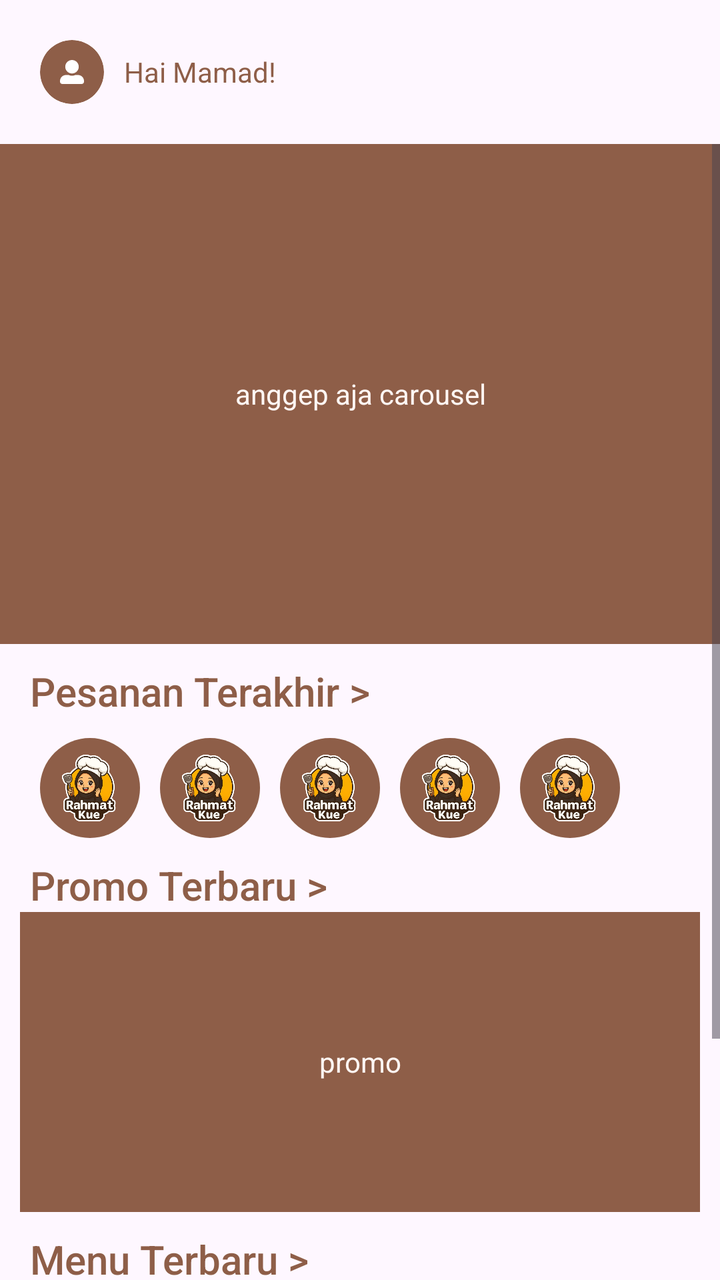
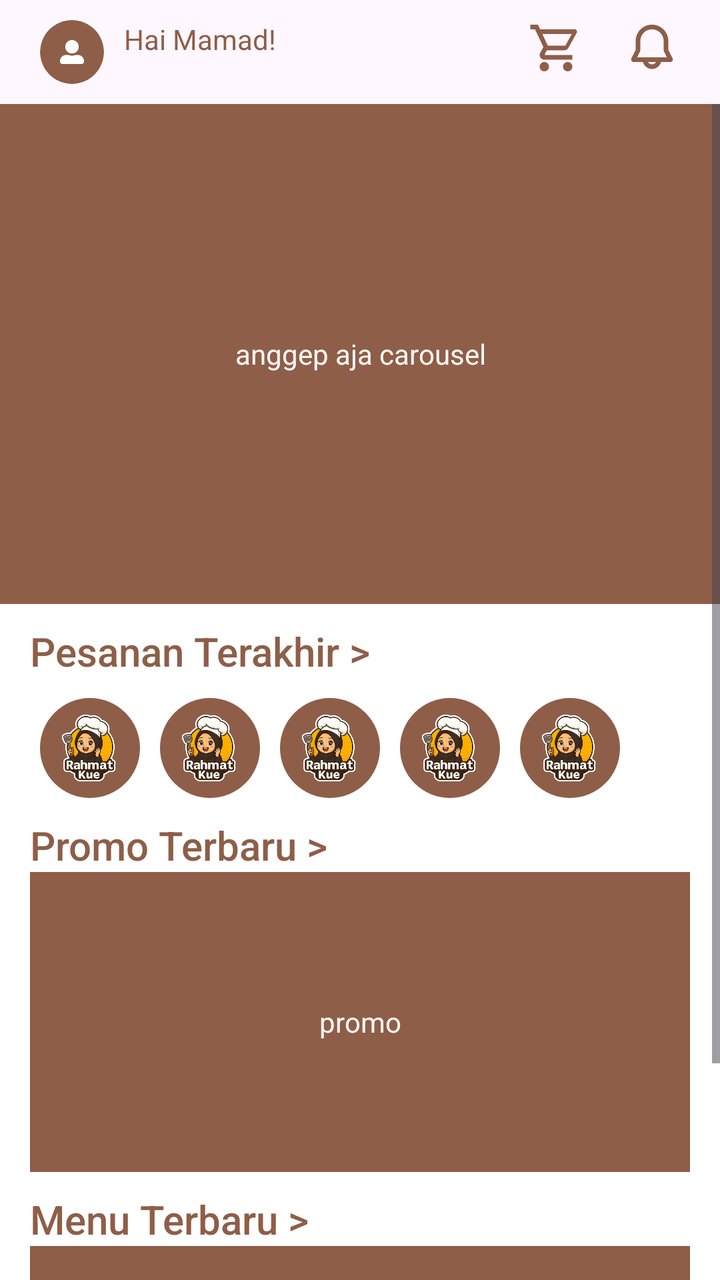

Compare the two renders of this Android layout. The source of the first and the diff that turns it into the second are given below.
<!-- AndroidManifest.xml: application theme Theme.RahmatBakery -->
<!-- res/layout/fragment_beranda.xml -->
<?xml version="1.0" encoding="utf-8"?>
<LinearLayout xmlns:android="http://schemas.android.com/apk/res/android"
    xmlns:tools="http://schemas.android.com/tools"
    android:layout_width="match_parent"
    android:layout_height="match_parent"
    xmlns:app="http://schemas.android.com/apk/res-auto"
    tools:context=".BerandaFragment"
    android:orientation="vertical">


    
    <LinearLayout
        android:layout_width="match_parent"
        android:layout_height="wrap_content"
        android:orientation="horizontal"
        android:gravity="center_vertical"
        android:padding="20dp"
        >

    <ImageView
        android:layout_width="32dp"
        android:layout_height="32dp"
        android:src="@drawable/profil"
        android:padding="10dp"
        android:background="@drawable/circle_background"
        android:clipToOutline="true"
        android:layout_marginRight="10dp"
        />

    <TextView
        android:layout_width="wrap_content"
        android:layout_height="wrap_content"
        android:text="Hai Mamad!"
        android:textColor="@color/primary"
        style="@style/TextAppearance.Material3.HeadlineSmall.Emphasized"
        />

    </LinearLayout>


    <ScrollView
        android:layout_width="match_parent"
        android:layout_height="wrap_content">
        <LinearLayout
            android:layout_width="match_parent"
            android:layout_height="wrap_content"
            android:orientation="vertical">
    <LinearLayout
        android:layout_width="match_parent"
        android:layout_height="250dp"
        android:orientation="vertical"
        android:gravity="center_horizontal"
        >
        <TextView
            android:gravity="center"
            android:background="@color/primary"
            android:layout_width="match_parent"
            android:layout_height="250dp"
            android:text="anggep aja carousel"
            android:textAlignment="center"
            android:textColor="@color/background"
        />
    </LinearLayout>



    <TextView
    android:layout_width="wrap_content"
    android:layout_height="wrap_content"
    android:text="Pesanan Terakhir > "
    android:textColor="@color/primary"
    style="@style/TextAppearance.AppCompat.Title"
    android:layout_marginTop="10dp"
    android:layout_marginHorizontal="15dp"
    />

    <LinearLayout
        android:layout_width="match_parent"
        android:layout_height="wrap_content"
        android:orientation="horizontal"
        android:paddingHorizontal="20dp"
        android:layout_marginTop="10dp"
    >

        <ImageView
            android:layout_width="50dp"
            android:layout_height="50dp"
            android:background="@drawable/circle_background"
            android:src="@drawable/logo"
            android:layout_marginRight="10dp"
        />
        <ImageView
            android:layout_width="50dp"
            android:layout_height="50dp"
            android:background="@drawable/circle_background"
            android:src="@drawable/logo"
            android:layout_marginRight="10dp"
        />
        <ImageView
            android:layout_width="50dp"
            android:layout_height="50dp"
            android:background="@drawable/circle_background"
            android:src="@drawable/logo"
            android:layout_marginRight="10dp"
        />
        <ImageView
            android:layout_width="50dp"
            android:layout_height="50dp"
            android:background="@drawable/circle_background"
            android:src="@drawable/logo"
            android:layout_marginRight="10dp"
        />
        <ImageView
            android:layout_width="50dp"
            android:layout_height="50dp"
            android:background="@drawable/circle_background"
            android:src="@drawable/logo"
            android:layout_marginRight="10dp"
        />

    </LinearLayout>

    <TextView
        android:layout_width="wrap_content"
        android:layout_height="wrap_content"
        android:text="Promo Terbaru > "
        android:textColor="@color/primary"
        style="@style/TextAppearance.AppCompat.Title"
        android:layout_marginTop="10dp"
        android:layout_marginHorizontal="15dp"
    />
    <TextView
        android:gravity="center"
        android:background="@color/primary"
        android:layout_width="match_parent"
        android:layout_marginHorizontal="10dp"
        android:layout_height="150dp"
        android:text="promo"
        android:textAlignment="center"
        android:textColor="@color/background"
        />
    <TextView
        android:layout_width="wrap_content"
        android:layout_height="wrap_content"
        android:text="Menu Terbaru > "
        android:textColor="@color/primary"
        style="@style/TextAppearance.AppCompat.Title"
        android:layout_marginTop="10dp"
        android:layout_marginHorizontal="15dp"
    />
    <TextView
        android:gravity="center"
        android:background="@color/primary"
        android:layout_width="match_parent"
        android:layout_marginHorizontal="10dp"
        android:layout_height="150dp"
        android:text="menu"
        android:textAlignment="center"
        android:textColor="@color/background"
        />
        </LinearLayout>
</ScrollView>

    </LinearLayout>
<!-- resources referenced by this layout -->
<resources>
  <color name="background">#FFF6F3</color>
  <color name="primary">#8E5E48</color>
  <!-- drawable circle_background (drawable) -->
  <?xml version="1.0" encoding="utf-8"?>
  <shape xmlns:android="http://schemas.android.com/apk/res/android"
      android:shape="oval">
  
      <solid android:color="@color/primary"/> 
  
  </shape>
  <style name="Theme.RahmatBakery" parent="Base.Theme.RahmatBakery" />
  <style name="Base.Theme.RahmatBakery" parent="Theme.Material3.DayNight.NoActionBar">
          
           <item name="colorPrimary">@color/primary</item>
          <item name="colorOnPrimary">@color/background</item>
          <item name="colorSecondary">@color/primary</item>
          <item name="colorOnSecondary">@color/background</item>
      </style>
  <!-- unchanged entries left out for length: 2 -->
</resources>

<!-- the commit's change to res/layout/fragment_beranda.xml (unified diff, before → after) -->
@@ -9,38 +9,58 @@
 
 
     
-    <LinearLayout
+    <RelativeLayout
         android:layout_width="match_parent"
         android:layout_height="wrap_content"
         android:orientation="horizontal"
         android:gravity="center_vertical"
-        android:padding="20dp"
+        android:padding="10dp"
         >
 
     <ImageView
+        android:id="@+id/img_profil"
         android:layout_width="32dp"
         android:layout_height="32dp"
         android:src="@drawable/profil"
         android:padding="10dp"
         android:background="@drawable/circle_background"
         android:clipToOutline="true"
-        android:layout_marginRight="10dp"
+        android:layout_marginLeft="10dp"
         />
 
     <TextView
+        android:layout_marginLeft="10dp"
         android:layout_width="wrap_content"
         android:layout_height="wrap_content"
         android:text="Hai Mamad!"
         android:textColor="@color/primary"
         style="@style/TextAppearance.Material3.HeadlineSmall.Emphasized"
+        android:layout_toRightOf="@id/img_profil"
         />
 
-    </LinearLayout>
+        <ImageView
+            android:layout_width="28dp"
+            android:layout_height="28dp"
+            android:layout_toLeftOf="@id/icon_notif"
+            android:src="@drawable/cart"
+            android:layout_marginRight="20dp"/>
+
+        <ImageView
+            android:id="@+id/icon_notif"
+            android:layout_width="28dp"
+            android:layout_height="28dp"
+            android:src="@drawable/notif"
+            android:layout_alignParentEnd="true"
+            android:layout_marginRight="10dp"
+            />
+
+    </RelativeLayout>
 
 
     <ScrollView
         android:layout_width="match_parent"
-        android:layout_height="wrap_content">
+        android:layout_height="wrap_content"
+        android:background="@color/card_light_bg">
         <LinearLayout
             android:layout_width="match_parent"
             android:layout_height="wrap_content"
@@ -73,6 +93,10 @@
     android:layout_marginTop="10dp"
     android:layout_marginHorizontal="15dp"
     />
+
+    <ScrollView
+        android:layout_width="match_parent"
+        android:layout_height="wrap_content">
 
     <LinearLayout
         android:layout_width="match_parent"
@@ -120,6 +144,8 @@
 
     </LinearLayout>
 
+    </ScrollView>
+
     <TextView
         android:layout_width="wrap_content"
         android:layout_height="wrap_content"
@@ -133,7 +159,7 @@
         android:gravity="center"
         android:background="@color/primary"
         android:layout_width="match_parent"
-        android:layout_marginHorizontal="10dp"
+        android:layout_marginHorizontal="15dp"
         android:layout_height="150dp"
         android:text="promo"
         android:textAlignment="center"
@@ -152,7 +178,7 @@
         android:gravity="center"
         android:background="@color/primary"
         android:layout_width="match_parent"
-        android:layout_marginHorizontal="10dp"
+        android:layout_marginHorizontal="15dp"
         android:layout_height="150dp"
         android:text="menu"
         android:textAlignment="center"
<!-- resource entries referenced after the edit -->
@@ -1,7 +1,18 @@
 <!-- resources referenced by this layout -->
 <resources>
   <color name="background">#FFF6F3</color>
+  <color name="card_light_bg">#FFFFFF</color>
   <color name="primary">#8E5E48</color>
+  <!-- drawable cart (drawable) -->
+  <vector xmlns:android="http://schemas.android.com/apk/res/android"
+      android:width="34dp"
+      android:height="34dp"
+      android:viewportWidth="34"
+      android:viewportHeight="34">
+    <path
+        android:pathData="M24.083,25.5C24.835,25.5 25.556,25.798 26.087,26.33C26.618,26.861 26.917,27.582 26.917,28.333C26.917,29.085 26.618,29.805 26.087,30.337C25.556,30.868 24.835,31.167 24.083,31.167C23.332,31.167 22.611,30.868 22.08,30.337C21.549,29.805 21.25,29.085 21.25,28.333C21.25,26.761 22.511,25.5 24.083,25.5ZM1.417,2.833H6.049L7.381,5.667H28.333C28.709,5.667 29.069,5.816 29.335,6.082C29.601,6.347 29.75,6.708 29.75,7.083C29.75,7.324 29.679,7.565 29.58,7.792L24.508,16.957C24.027,17.822 23.092,18.417 22.029,18.417H11.475L10.2,20.726L10.158,20.896C10.158,20.99 10.195,21.08 10.261,21.146C10.328,21.213 10.418,21.25 10.512,21.25H26.917V24.083H9.917C9.165,24.083 8.445,23.785 7.913,23.253C7.382,22.722 7.083,22.001 7.083,21.25C7.083,20.754 7.211,20.287 7.423,19.89L9.35,16.419L4.25,5.667H1.417V2.833ZM9.917,25.5C10.668,25.5 11.389,25.798 11.92,26.33C12.452,26.861 12.75,27.582 12.75,28.333C12.75,29.085 12.452,29.805 11.92,30.337C11.389,30.868 10.668,31.167 9.917,31.167C9.165,31.167 8.445,30.868 7.913,30.337C7.382,29.805 7.083,29.085 7.083,28.333C7.083,26.761 8.344,25.5 9.917,25.5ZM22.667,15.583L26.605,8.5H8.698L12.042,15.583H22.667Z"
+        android:fillColor="#8E5E48"/>
+  </vector>
   <!-- drawable circle_background (drawable) -->
   <?xml version="1.0" encoding="utf-8"?>
   <shape xmlns:android="http://schemas.android.com/apk/res/android"
@@ -10,6 +21,17 @@
       <solid android:color="@color/primary"/> 
   
   </shape>
+  <!-- drawable notif (drawable) -->
+  <vector xmlns:android="http://schemas.android.com/apk/res/android"
+      android:width="36dp"
+      android:height="36dp"
+      android:viewportWidth="36"
+      android:viewportHeight="36">
+    <path
+        android:pathData="M7.5,13.5C7.5,10.715 8.606,8.045 10.575,6.075C12.545,4.106 15.215,3 18,3C20.785,3 23.455,4.106 25.425,6.075C27.394,8.045 28.5,10.715 28.5,13.5V19.146L31.233,24.612C31.359,24.864 31.418,25.143 31.406,25.424C31.393,25.705 31.309,25.978 31.161,26.218C31.013,26.457 30.806,26.654 30.561,26.791C30.315,26.928 30.038,27 29.757,27H23.811C23.477,28.287 22.726,29.427 21.674,30.241C20.622,31.055 19.33,31.497 18,31.497C16.67,31.497 15.378,31.055 14.326,30.241C13.274,29.427 12.523,28.287 12.189,27H6.243C5.962,27 5.685,26.928 5.439,26.791C5.194,26.654 4.987,26.457 4.839,26.218C4.691,25.978 4.607,25.705 4.594,25.424C4.582,25.143 4.641,24.864 4.767,24.612L7.5,19.146V13.5ZM15.402,27C15.665,27.456 16.044,27.835 16.5,28.098C16.956,28.361 17.473,28.5 18,28.5C18.527,28.5 19.044,28.361 19.5,28.098C19.956,27.835 20.335,27.456 20.598,27H15.402ZM18,6C16.011,6 14.103,6.79 12.697,8.197C11.29,9.603 10.5,11.511 10.5,13.5V19.146C10.5,19.611 10.392,20.071 10.184,20.487L8.429,24H27.573L25.818,20.487C25.609,20.071 25.5,19.612 25.5,19.146V13.5C25.5,11.511 24.71,9.603 23.303,8.197C21.897,6.79 19.989,6 18,6Z"
+        android:fillColor="#8E5E48"
+        android:fillType="evenOdd"/>
+  </vector>
   <style name="Theme.RahmatBakery" parent="Base.Theme.RahmatBakery" />
   <style name="Base.Theme.RahmatBakery" parent="Theme.Material3.DayNight.NoActionBar">
           
@@ -17,6 +39,7 @@
           <item name="colorOnPrimary">@color/background</item>
           <item name="colorSecondary">@color/primary</item>
           <item name="colorOnSecondary">@color/background</item>
+  
       </style>
   <!-- unchanged entries left out for length: 2 -->
 </resources>
